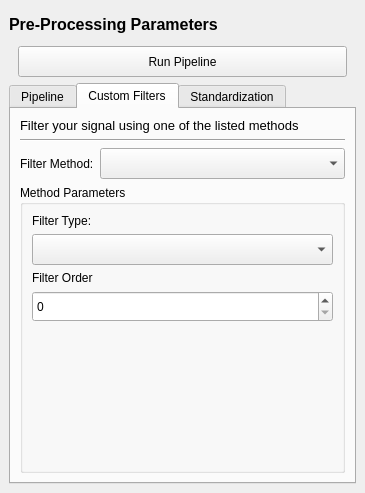
Above: signal_editor/ui/dock_processing_inputs.ui from fred-kr/signal-editor-v2 before the change. Below: the same form after it.
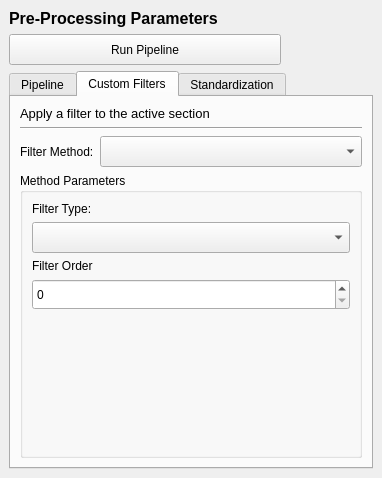
That is the form after the change. The open tabs and pages were chosen to show the change. Icons and pictures are not drawn. Custom widgets are drawn as their Qt base class.

Commit message: Update UI and actions for dock widgets

What changed in the file:
```diff
--- a/signal_editor/ui/dock_processing_inputs.ui
+++ b/signal_editor/ui/dock_processing_inputs.ui
@@ -6,16 +6,49 @@
    <rect>
     <x>0</x>
     <y>0</y>
-    <width>365</width>
-    <height>493</height>
+    <width>382</width>
+    <height>478</height>
    </rect>
   </property>
+  <property name="floating">
+   <bool>false</bool>
+  </property>
   <property name="windowTitle">
    <string>Signal Pre-Processing</string>
   </property>
   <widget class="QWidget" name="dockWidgetContents">
    <layout class="QGridLayout" name="gridLayout">
     <item row="2" column="0" colspan="4">
+     <widget class="QScrollArea" name="scrollArea">
+      <property name="frameShape">
+       <enum>QFrame::Shape::NoFrame</enum>
+      </property>
+      <property name="widgetResizable">
+       <bool>true</bool>
+      </property>
+      <widget class="QWidget" name="scrollAreaWidgetContents">
+       <property name="geometry">
+        <rect>
+         <x>0</x>
+         <y>0</y>
+         <width>364</width>
+         <height>362</height>
+        </rect>
+       </property>
+       <layout class="QVBoxLayout" name="verticalLayout">
+        <property name="leftMargin">
+         <number>0</number>
+        </property>
+        <property name="topMargin">
+         <number>0</number>
+        </property>
+        <property name="rightMargin">
+         <number>0</number>
+        </property>
+        <property name="bottomMargin">
+         <number>0</number>
+        </property>
+        <item>
      <widget class="QTabWidget" name="tab_widget_processing_inputs">
       <property name="sizePolicy">
        <sizepolicy hsizetype="Expanding" vsizetype="Preferred">
@@ -57,7 +90,16 @@
         <item row="1" column="0" colspan="2">
          <widget class="QLabel" name="label_3">
           <property name="text">
-           <string>&lt;html&gt;&lt;head/&gt;&lt;body&gt;&lt;p&gt;&lt;span style=&quot; font-size:10pt;&quot;&gt;Process your signal using one of the available pipelines&lt;/span&gt;&lt;/p&gt;&lt;/body&gt;&lt;/html&gt;</string>
+               <string>&lt;html&gt;&lt;head/&gt;&lt;body&gt;&lt;p&gt;&lt;span style=&quot; font-size:10pt;&quot;&gt;Pre-processing pipelines, see &lt;/span&gt;&lt;span style=&quot; font-size:10pt; font-weight:700;&quot;&gt;Description&lt;/span&gt;&lt;span style=&quot; font-size:10pt;&quot;&gt; for sources&lt;/span&gt;&lt;/p&gt;&lt;/body&gt;&lt;/html&gt;</string>
+              </property>
+              <property name="scaledContents">
+               <bool>false</bool>
+              </property>
+              <property name="alignment">
+               <set>Qt::AlignmentFlag::AlignLeading|Qt::AlignmentFlag::AlignLeft|Qt::AlignmentFlag::AlignTop</set>
+              </property>
+              <property name="wordWrap">
+               <bool>true</bool>
           </property>
          </widget>
         </item>
@@ -91,20 +133,7 @@
         <string>Custom Filters</string>
        </attribute>
        <layout class="QGridLayout" name="gridLayout_4">
-        <item row="2" column="0">
-         <widget class="QLabel" name="label_6">
-          <property name="sizePolicy">
-           <sizepolicy hsizetype="Fixed" vsizetype="Preferred">
-            <horstretch>0</horstretch>
-            <verstretch>0</verstretch>
-           </sizepolicy>
-          </property>
-          <property name="text">
-           <string>Filter Method:</string>
-          </property>
-         </widget>
-        </item>
-        <item row="3" column="0" colspan="2">
+            <item row="4" column="0" colspan="2">
          <widget class="QGroupBox" name="grp_box_filter_parameters">
           <property name="title">
            <string>Method Parameters</string>
@@ -162,14 +191,20 @@
           </layout>
          </widget>
         </item>
-        <item row="1" column="0" colspan="2">
-         <widget class="Line" name="line_2">
-          <property name="orientation">
-           <enum>Qt::Orientation::Horizontal</enum>
+            <item row="3" column="0">
+             <widget class="QLabel" name="label_6">
+              <property name="sizePolicy">
+               <sizepolicy hsizetype="Fixed" vsizetype="Preferred">
+                <horstretch>0</horstretch>
+                <verstretch>0</verstretch>
+               </sizepolicy>
+              </property>
+              <property name="text">
+               <string>Filter Method:</string>
           </property>
          </widget>
         </item>
-        <item row="2" column="1">
+            <item row="3" column="1">
          <widget class="QEnumComboBox" name="enum_combo_filter_method">
           <property name="minimumSize">
            <size>
@@ -179,6 +214,13 @@
           </property>
          </widget>
         </item>
+            <item row="1" column="0" colspan="2">
+             <widget class="Line" name="line_2">
+              <property name="orientation">
+               <enum>Qt::Orientation::Horizontal</enum>
+              </property>
+             </widget>
+            </item>
         <item row="0" column="0" colspan="2">
          <widget class="QLabel" name="label_4">
           <property name="sizePolicy">
@@ -188,7 +230,13 @@
            </sizepolicy>
           </property>
           <property name="text">
-           <string>&lt;html&gt;&lt;head/&gt;&lt;body&gt;&lt;p&gt;&lt;span style=&quot; font-size:10pt;&quot;&gt;Filter your signal using one of the listed methods&lt;/span&gt;&lt;/p&gt;&lt;/body&gt;&lt;/html&gt;</string>
+               <string>&lt;html&gt;&lt;head/&gt;&lt;body&gt;&lt;p&gt;&lt;span style=&quot; font-size:10pt;&quot;&gt;Apply a filter to the active section&lt;/span&gt;&lt;/p&gt;&lt;/body&gt;&lt;/html&gt;</string>
+              </property>
+              <property name="alignment">
+               <set>Qt::AlignmentFlag::AlignLeading|Qt::AlignmentFlag::AlignLeft|Qt::AlignmentFlag::AlignTop</set>
+              </property>
+              <property name="wordWrap">
+               <bool>false</bool>
           </property>
          </widget>
         </item>
@@ -224,7 +272,7 @@
         <item row="0" column="0" colspan="2">
          <widget class="QLabel" name="label_7">
           <property name="text">
-           <string>&lt;html&gt;&lt;head/&gt;&lt;body&gt;&lt;p&gt;&lt;span style=&quot; font-size:10pt;&quot;&gt;Standardize the current signal values via Z-Scoring&lt;/span&gt;&lt;/p&gt;&lt;/body&gt;&lt;/html&gt;</string>
+               <string>&lt;html&gt;&lt;head/&gt;&lt;body&gt;&lt;p&gt;&lt;span style=&quot; font-size:10pt;&quot;&gt;Standardize the current section's values via Z-Scoring&lt;/span&gt;&lt;/p&gt;&lt;/body&gt;&lt;/html&gt;</string>
           </property>
          </widget>
         </item>
@@ -286,78 +334,11 @@
       </widget>
      </widget>
     </item>
-    <item row="0" column="3">
-     <widget class="QPushButton" name="btn_reset_data">
-      <property name="sizePolicy">
-       <sizepolicy hsizetype="Fixed" vsizetype="Fixed">
-        <horstretch>0</horstretch>
-        <verstretch>0</verstretch>
-       </sizepolicy>
-      </property>
-      <property name="minimumSize">
-       <size>
-        <width>0</width>
-        <height>31</height>
-       </size>
-      </property>
-      <property name="toolTip">
-       <string>Discard currently applied processing and restore original signal values (for the current section)</string>
-      </property>
-      <property name="icon">
-       <iconset resource="../resources/resources.qrc">
-        <normaloff>:/icons/reset_all</normaloff>:/icons/reset_all</iconset>
-      </property>
-      <property name="flat">
-       <bool>true</bool>
-      </property>
-     </widget>
-    </item>
-    <item row="0" column="2">
-     <widget class="QPushButton" name="btn_reset_processing_inputs">
-      <property name="sizePolicy">
-       <sizepolicy hsizetype="Fixed" vsizetype="Fixed">
-        <horstretch>0</horstretch>
-        <verstretch>0</verstretch>
-       </sizepolicy>
-      </property>
-      <property name="minimumSize">
-       <size>
-        <width>0</width>
-        <height>31</height>
-       </size>
-      </property>
-      <property name="toolTip">
-       <string>Restore all input fields to their default values</string>
-      </property>
-      <property name="icon">
-       <iconset resource="../resources/resources.qrc">
-        <normaloff>:/icons/restore_defaults</normaloff>:/icons/restore_defaults</iconset>
-      </property>
-      <property name="flat">
-       <bool>true</bool>
-      </property>
+       </layout>
+      </widget>
      </widget>
     </item>
-    <item row="0" column="0">
-     <widget class="QLabel" name="label">
-      <property name="sizePolicy">
-       <sizepolicy hsizetype="Fixed" vsizetype="Fixed">
-        <horstretch>0</horstretch>
-        <verstretch>0</verstretch>
-       </sizepolicy>
-      </property>
-      <property name="minimumSize">
-       <size>
-        <width>0</width>
-        <height>31</height>
-       </size>
-      </property>
-      <property name="text">
-       <string>&lt;html&gt;&lt;head/&gt;&lt;body&gt;&lt;p&gt;&lt;span style=&quot; font-size:12pt; font-weight:700;&quot;&gt;Pre-Processing Parameters&lt;/span&gt;&lt;/p&gt;&lt;/body&gt;&lt;/html&gt;</string>
-      </property>
-     </widget>
-    </item>
-    <item row="1" column="0" colspan="4">
+    <item row="1" column="0" colspan="2">
      <widget class="QStackedWidget" name="stacked_apply_btns">
       <property name="sizePolicy">
        <sizepolicy hsizetype="Preferred" vsizetype="Fixed">
@@ -370,9 +351,15 @@
       </property>
       <widget class="QWidget" name="page_pipeline">
        <layout class="QVBoxLayout" name="verticalLayout_2">
+        <property name="leftMargin">
+         <number>0</number>
+        </property>
         <property name="topMargin">
          <number>0</number>
         </property>
+        <property name="rightMargin">
+         <number>0</number>
+        </property>
         <property name="bottomMargin">
          <number>0</number>
         </property>
@@ -393,9 +380,15 @@
       </widget>
       <widget class="QWidget" name="page_filter">
        <layout class="QVBoxLayout" name="verticalLayout_3">
+        <property name="leftMargin">
+         <number>0</number>
+        </property>
         <property name="topMargin">
          <number>0</number>
         </property>
+        <property name="rightMargin">
+         <number>0</number>
+        </property>
         <property name="bottomMargin">
          <number>0</number>
         </property>
@@ -416,9 +409,15 @@
       </widget>
       <widget class="QWidget" name="page_standardize">
        <layout class="QVBoxLayout" name="verticalLayout_4">
+        <property name="leftMargin">
+         <number>0</number>
+        </property>
         <property name="topMargin">
          <number>0</number>
         </property>
+        <property name="rightMargin">
+         <number>0</number>
+        </property>
         <property name="bottomMargin">
          <number>0</number>
         </property>
@@ -439,6 +438,71 @@
       </widget>
      </widget>
     </item>
+    <item row="1" column="2">
+     <widget class="QPushButton" name="btn_reset_processing_inputs">
+      <property name="sizePolicy">
+       <sizepolicy hsizetype="Fixed" vsizetype="Fixed">
+        <horstretch>0</horstretch>
+        <verstretch>0</verstretch>
+       </sizepolicy>
+      </property>
+      <property name="minimumSize">
+       <size>
+        <width>0</width>
+        <height>31</height>
+       </size>
+      </property>
+      <property name="toolTip">
+       <string>Restore all input fields to their default values</string>
+      </property>
+      <property name="icon">
+       <iconset resource="../resources/resources.qrc">
+        <normaloff>:/icons/restore_defaults</normaloff>:/icons/restore_defaults</iconset>
+      </property>
+      <property name="flat">
+       <bool>true</bool>
+      </property>
+     </widget>
+    </item>
+    <item row="1" column="3">
+     <widget class="QPushButton" name="btn_reset_data">
+      <property name="sizePolicy">
+       <sizepolicy hsizetype="Fixed" vsizetype="Fixed">
+        <horstretch>0</horstretch>
+        <verstretch>0</verstretch>
+       </sizepolicy>
+      </property>
+      <property name="minimumSize">
+       <size>
+        <width>0</width>
+        <height>31</height>
+       </size>
+      </property>
+      <property name="toolTip">
+       <string>Discard currently applied processing and restore original signal values (for the current section)</string>
+      </property>
+      <property name="icon">
+       <iconset resource="../resources/resources.qrc">
+        <normaloff>:/icons/eraser</normaloff>:/icons/eraser</iconset>
+      </property>
+      <property name="flat">
+       <bool>true</bool>
+      </property>
+     </widget>
+    </item>
+    <item row="0" column="0" colspan="4">
+     <widget class="QLabel" name="label">
+      <property name="sizePolicy">
+       <sizepolicy hsizetype="Preferred" vsizetype="Fixed">
+        <horstretch>0</horstretch>
+        <verstretch>0</verstretch>
+       </sizepolicy>
+      </property>
+      <property name="text">
+       <string>&lt;html&gt;&lt;head/&gt;&lt;body&gt;&lt;p&gt;&lt;span style=&quot; font-size:12pt; font-weight:700;&quot;&gt;Pre-Processing Parameters&lt;/span&gt;&lt;/p&gt;&lt;/body&gt;&lt;/html&gt;</string>
+      </property>
+     </widget>
+    </item>
    </layout>
   </widget>
  </widget>
```
Lines whose indentation alone changed are shown as unchanged. The commit also changes 18 other files.
